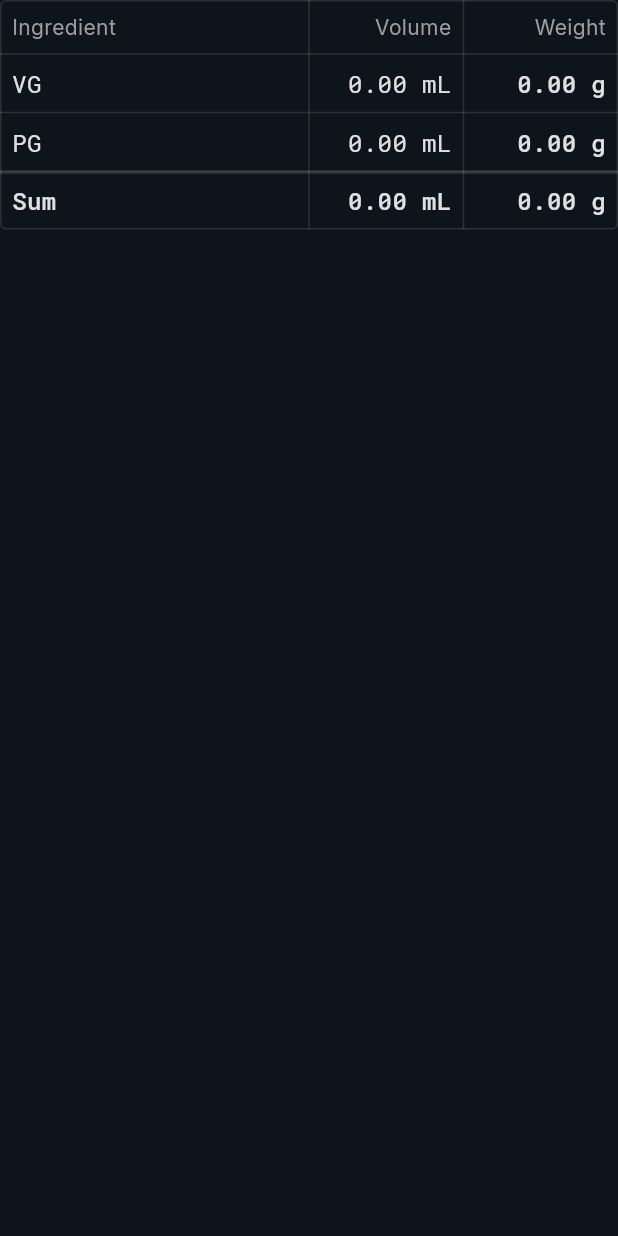
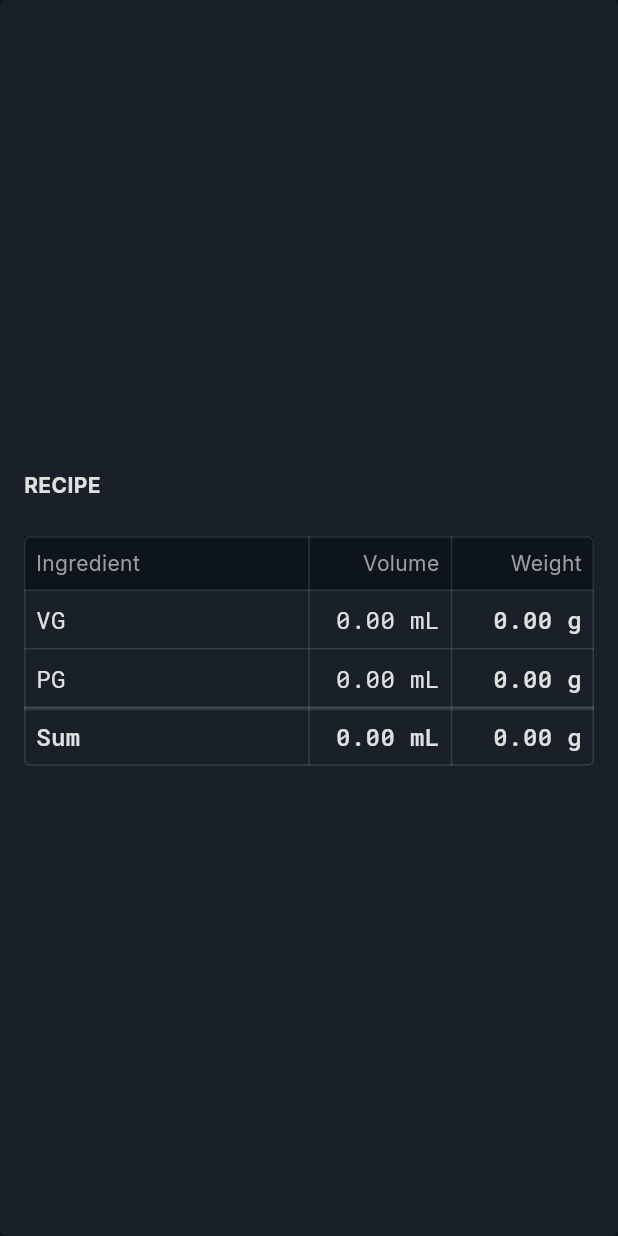
Before and after one commit to danielclamor/elchemist, a Flutter app: the MixRecipeTable widget shown alone on an empty page, opened directly with empty values, on a phone screen of 412 x 824 dp. Run offline on Flutter 3.47's test engine with Material 3 defaults, Android fonts, the phone set to English and light mode, and no system bars; our stand-ins replace gap, google_fonts; missing offline and left inert: window_manager; accounts and stored records are empty.

Commit message:
move components

```diff
--- a/lib/components/molecules/mix_recipe_table.dart
+++ b/lib/components/organisms/mix_recipe_table_section.dart
@@ -1,11 +1,13 @@
-import 'package:elchemist_app/components/atoms/el_recipe_table.dart';
+import 'package:elchemist_app/components/molecules/el_recipe_table.dart';
 import 'package:elchemist_app/constants.dart';
 import 'package:elchemist_app/models/flavoring.dart';
 import 'package:elchemist_app/models/ingredient.dart';
 import 'package:elchemist_app/views/mix_view.dart';
 import 'package:flutter/material.dart';
+import 'package:gap/gap.dart';
 
 class MixRecipeTable extends StatelessWidget {
+  final double? width;
   final double batchVolume;
   final double nicBaseNicStr;
   final double targetNicStr;
@@ -16,6 +18,7 @@ class MixRecipeTable extends StatelessWidget {
 
   const MixRecipeTable({
     super.key,
+    this.width,
     required this.batchVolume,
     required this.targetNicStr,
     required this.targetVG,
@@ -170,8 +173,36 @@ class MixRecipeTable extends StatelessWidget {
       )
     ];
 
-    return ElRecipeTable(
-      ingredients: ingredients,
+    return SizedBox(
+      width: width,
+      child: Card(
+        shape: RoundedRectangleBorder(
+          borderRadius: BorderRadius.circular(
+            4.0,
+          ),
+        ),
+        margin: EdgeInsets.zero,
+        child: Padding(
+          padding: const EdgeInsets.all(16.0),
+          child: Column(
+            crossAxisAlignment: CrossAxisAlignment.start,
+            mainAxisAlignment: MainAxisAlignment.center,
+            children: [
+              const Text(
+                "RECIPE",
+                style: TextStyle(
+                  fontSize: 14,
+                  fontWeight: FontWeight.bold,
+                ),
+              ),
+              const Gap(24),
+              ElRecipeTable(
+                ingredients: ingredients,
+              ),
+            ],
+          ),
+        ),
+      ),
     );
   }
 }
--- a/lib/views/formula_details_view.dart
+++ b/lib/views/formula_details_view.dart
@@ -1,7 +1,7 @@
 import 'dart:collection';
 
 import 'package:elchemist_app/components/atoms/el_checkbox.dart';
-import 'package:elchemist_app/components/atoms/el_dropdown_menu.dart';
+import 'package:elchemist_app/components/molecules/el_dropdown_menu.dart';
 import 'package:elchemist_app/components/atoms/el_text_field.dart';
 import 'package:elchemist_app/models/flavoring.dart';
 import 'package:elchemist_app/models/nic_base.dart';
```
Also changed, not shown: lib/views/mix_view.dart (+12 -46 lines), lib/views/search_mix_view.dart (+12 -46 lines), lib/components/molecules/el_dropdown_menu.dart (renamed from lib/components/atoms/el_dropdown_menu.dart), lib/components/molecules/el_recipe_table.dart (renamed from lib/components/atoms/el_recipe_table.dart).
